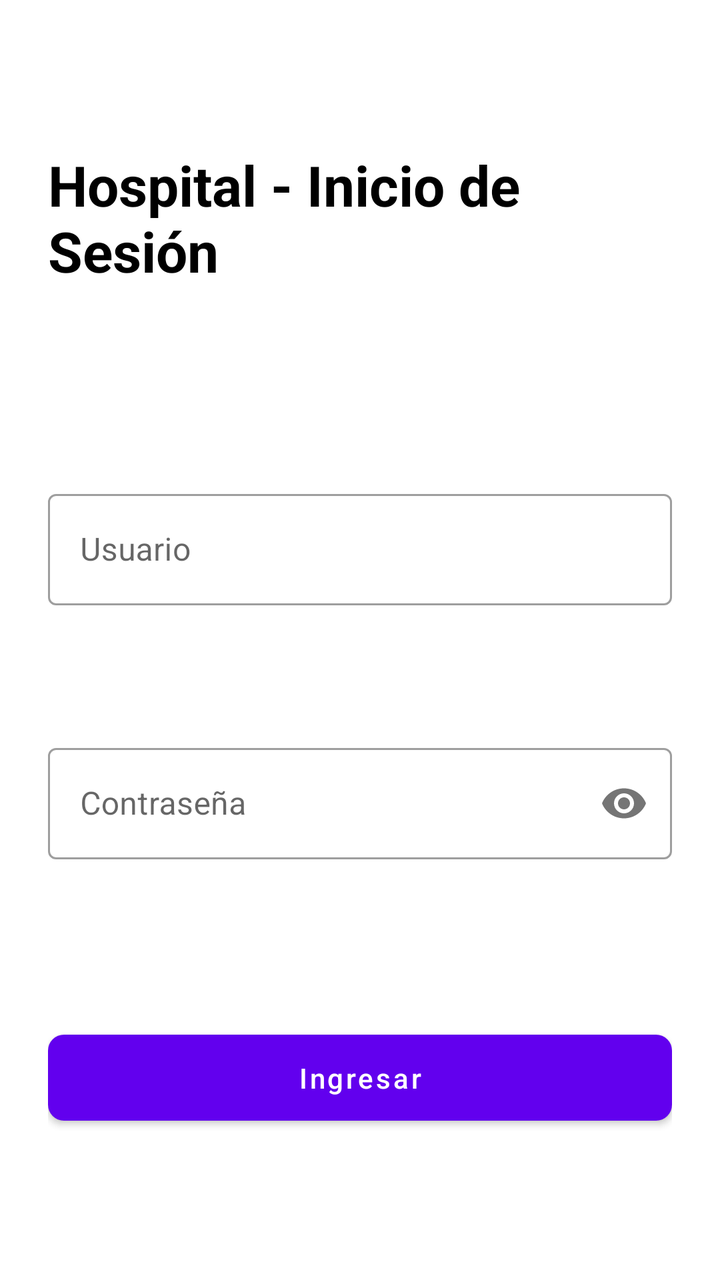
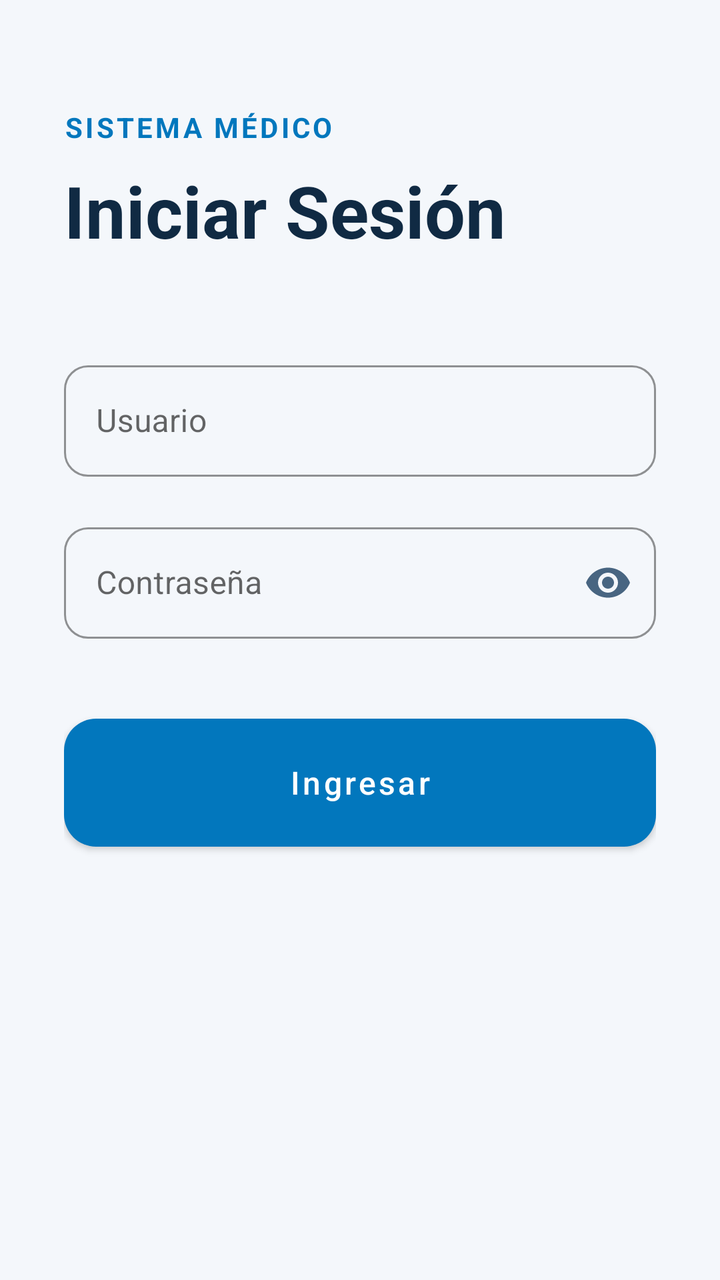

The first picture is an Android layout as it rendered before a commit; the second is the same layout after the commit. The layout source and the unified diff follow.
<!-- AndroidManifest.xml: activity theme Theme.MaterialComponents.Light.NoActionBar -->
<!-- res/layout/activity_login.xml -->
<?xml version="1.0" encoding="utf-8"?>
<androidx.constraintlayout.widget.ConstraintLayout
    xmlns:android="http://schemas.android.com/apk/res/android"
    xmlns:app="http://schemas.android.com/apk/res-auto"
    xmlns:tools="http://schemas.android.com/tools"
    android:layout_width="match_parent"
    android:layout_height="match_parent"
    android:padding="24dp"
    android:background="@android:color/white"
    tools:context=".vista.LoginActivity">

    
    <TextView
        android:id="@+id/tvTitulo"
        android:layout_width="wrap_content"
        android:layout_height="wrap_content"
        android:text="Hospital - Inicio de Sesión"
        android:textSize="28sp"
        android:textStyle="bold"
        android:textColor="@android:color/black"
        app:layout_constraintTop_toTopOf="parent"
        app:layout_constraintStart_toStartOf="parent"
        app:layout_constraintEnd_toEndOf="parent"
        app:layout_constraintBottom_toTopOf="@+id/tilUsuario"
        android:layout_marginBottom="48dp" />

    
    <com.google.android.material.textfield.TextInputLayout
        android:id="@+id/tilUsuario"
        android:layout_width="0dp"
        android:layout_height="wrap_content"
        android:hint="Usuario"
        app:layout_constraintTop_toBottomOf="@+id/tvTitulo"
        app:layout_constraintStart_toStartOf="parent"
        app:layout_constraintEnd_toEndOf="parent"
        app:layout_constraintBottom_toTopOf="@+id/tilPassword"
        android:layout_marginBottom="16dp"
        style="@style/Widget.MaterialComponents.TextInputLayout.OutlinedBox">

        <com.google.android.material.textfield.TextInputEditText
            android:id="@+id/etUsuario"
            android:layout_width="match_parent"
            android:layout_height="wrap_content"
            android:inputType="text"
            android:maxLines="1" />
    </com.google.android.material.textfield.TextInputLayout>

    
    <com.google.android.material.textfield.TextInputLayout
        android:id="@+id/tilPassword"
        android:layout_width="0dp"
        android:layout_height="wrap_content"
        android:hint="Contraseña"
        app:passwordToggleEnabled="true"
        app:layout_constraintTop_toBottomOf="@+id/tilUsuario"
        app:layout_constraintStart_toStartOf="parent"
        app:layout_constraintEnd_toEndOf="parent"
        app:layout_constraintBottom_toTopOf="@+id/btnLogin"
        android:layout_marginBottom="32dp"
        style="@style/Widget.MaterialComponents.TextInputLayout.OutlinedBox">

        <com.google.android.material.textfield.TextInputEditText
            android:id="@+id/etPassword"
            android:layout_width="match_parent"
            android:layout_height="wrap_content"
            android:inputType="textPassword"
            android:maxLines="1" />
    </com.google.android.material.textfield.TextInputLayout>

    
    <com.google.android.material.button.MaterialButton
        android:id="@+id/btnLogin"
        android:layout_width="0dp"
        android:layout_height="wrap_content"
        android:text="Ingresar"
        android:textAllCaps="false"
        android:padding="12dp"
        app:cornerRadius="8dp"
        app:layout_constraintTop_toBottomOf="@+id/tilPassword"
        app:layout_constraintStart_toStartOf="parent"
        app:layout_constraintEnd_toEndOf="parent"
        app:layout_constraintBottom_toBottomOf="parent"
        app:layout_constraintVertical_bias="0.4" />

</androidx.constraintlayout.widget.ConstraintLayout>
<!-- resources referenced by this layout -->
<resources>

</resources>

<!-- the commit's change to res/layout/activity_login.xml (unified diff, before → after) -->
@@ -5,65 +5,95 @@
     xmlns:tools="http://schemas.android.com/tools"
     android:layout_width="match_parent"
     android:layout_height="match_parent"
-    android:padding="24dp"
-    android:background="@android:color/white"
+    android:paddingHorizontal="32dp"
+    android:background="#F4F7FB"
     tools:context=".vista.LoginActivity">
+
+    
+    <TextView
+        android:id="@+id/tvSubtitulo"
+        android:layout_width="wrap_content"
+        android:layout_height="wrap_content"
+        android:text="SISTEMA MÉDICO"
+        android:textSize="14sp"
+        android:textAllCaps="true"
+        android:letterSpacing="0.1"
+        android:textColor="#0277BD"
+        android:textStyle="bold"
+        app:layout_constraintBottom_toTopOf="@+id/tvTitulo"
+        app:layout_constraintStart_toStartOf="parent"
+        android:layout_marginBottom="8dp"
+        app:layout_constraintTop_toTopOf="parent"
+        app:layout_constraintVertical_chainStyle="packed"
+        app:layout_constraintVertical_bias="0.2" />
 
     
     <TextView
         android:id="@+id/tvTitulo"
         android:layout_width="wrap_content"
         android:layout_height="wrap_content"
-        android:text="Hospital - Inicio de Sesión"
-        android:textSize="28sp"
+        android:text="Iniciar Sesión"
+        android:textSize="36sp"
         android:textStyle="bold"
-        android:textColor="@android:color/black"
-        app:layout_constraintTop_toTopOf="parent"
+        android:textColor="#102A43"
+        app:layout_constraintTop_toBottomOf="@+id/tvSubtitulo"
         app:layout_constraintStart_toStartOf="parent"
-        app:layout_constraintEnd_toEndOf="parent"
         app:layout_constraintBottom_toTopOf="@+id/tilUsuario"
         android:layout_marginBottom="48dp" />
 
     
     <com.google.android.material.textfield.TextInputLayout
         android:id="@+id/tilUsuario"
+        style="@style/Widget.MaterialComponents.TextInputLayout.OutlinedBox"
         android:layout_width="0dp"
         android:layout_height="wrap_content"
         android:hint="Usuario"
+        app:boxCornerRadiusTopStart="12dp"
+        app:boxCornerRadiusTopEnd="12dp"
+        app:boxCornerRadiusBottomStart="12dp"
+        app:boxCornerRadiusBottomEnd="12dp"
+        app:boxStrokeColor="#0277BD"
         app:layout_constraintTop_toBottomOf="@+id/tvTitulo"
         app:layout_constraintStart_toStartOf="parent"
         app:layout_constraintEnd_toEndOf="parent"
         app:layout_constraintBottom_toTopOf="@+id/tilPassword"
-        android:layout_marginBottom="16dp"
-        style="@style/Widget.MaterialComponents.TextInputLayout.OutlinedBox">
+        android:layout_marginBottom="20dp">
 
         <com.google.android.material.textfield.TextInputEditText
             android:id="@+id/etUsuario"
             android:layout_width="match_parent"
             android:layout_height="wrap_content"
             android:inputType="text"
+            android:textColor="#334E68"
             android:maxLines="1" />
     </com.google.android.material.textfield.TextInputLayout>
 
     
     <com.google.android.material.textfield.TextInputLayout
         android:id="@+id/tilPassword"
+        style="@style/Widget.MaterialComponents.TextInputLayout.OutlinedBox"
         android:layout_width="0dp"
         android:layout_height="wrap_content"
         android:hint="Contraseña"
         app:passwordToggleEnabled="true"
+        app:passwordToggleTint="#486581"
+        app:boxCornerRadiusTopStart="12dp"
+        app:boxCornerRadiusTopEnd="12dp"
+        app:boxCornerRadiusBottomStart="12dp"
+        app:boxCornerRadiusBottomEnd="12dp"
+        app:boxStrokeColor="#0277BD"
         app:layout_constraintTop_toBottomOf="@+id/tilUsuario"
         app:layout_constraintStart_toStartOf="parent"
         app:layout_constraintEnd_toEndOf="parent"
         app:layout_constraintBottom_toTopOf="@+id/btnLogin"
-        android:layout_marginBottom="32dp"
-        style="@style/Widget.MaterialComponents.TextInputLayout.OutlinedBox">
+        android:layout_marginBottom="40dp">
 
         <com.google.android.material.textfield.TextInputEditText
             android:id="@+id/etPassword"
             android:layout_width="match_parent"
             android:layout_height="wrap_content"
             android:inputType="textPassword"
+            android:textColor="#334E68"
             android:maxLines="1" />
     </com.google.android.material.textfield.TextInputLayout>
 
@@ -71,15 +101,19 @@
     <com.google.android.material.button.MaterialButton
         android:id="@+id/btnLogin"
         android:layout_width="0dp"
-        android:layout_height="wrap_content"
+        android:layout_height="64dp"
         android:text="Ingresar"
+        android:textColor="@android:color/white"
+        android:textSize="16sp"
         android:textAllCaps="false"
-        android:padding="12dp"
-        app:cornerRadius="8dp"
+        app:cornerRadius="16dp"
+        app:backgroundTint="#0277BD"
+        app:elevation="4dp"
+        android:insetTop="0dp"
+        android:insetBottom="0dp"
         app:layout_constraintTop_toBottomOf="@+id/tilPassword"
         app:layout_constraintStart_toStartOf="parent"
         app:layout_constraintEnd_toEndOf="parent"
-        app:layout_constraintBottom_toBottomOf="parent"
-        app:layout_constraintVertical_bias="0.4" />
+        app:layout_constraintBottom_toBottomOf="parent" />
 
 </androidx.constraintlayout.widget.ConstraintLayout>
